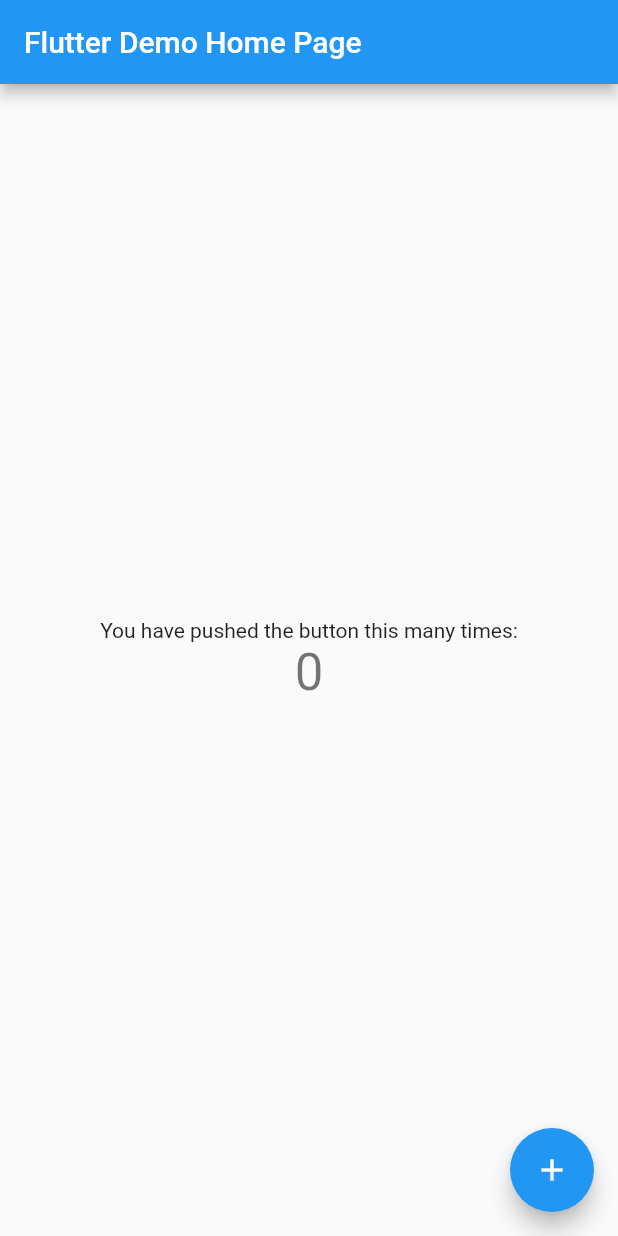
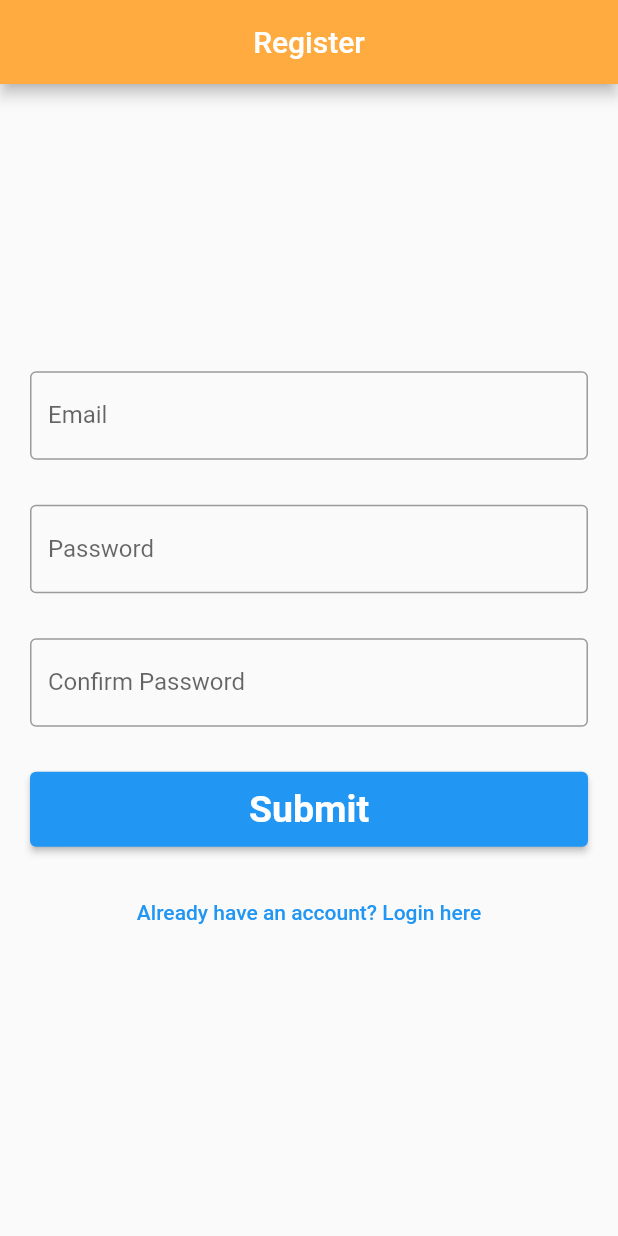
Before and after one commit to Madan57/flutter_firebase, a Flutter app: the screen it shows after launch, on a phone screen of 412 x 824 dp. Run offline on Flutter 3.47's test engine with Material 2 defaults, Android fonts, the light colour scheme and no system bars; our stand-ins replace firebase_core; accounts and stored records are empty.

Commit message:
added Register and Login UI

```diff
--- a/lib/main.dart
+++ b/lib/main.dart
@@ -1,5 +1,6 @@
 import 'package:firebase_core/firebase_core.dart';
 import 'package:flutter/material.dart';
+import 'package:flutter_firebase/screens/register_screen.dart';
 
 void main() async {
   WidgetsFlutterBinding.ensureInitialized();
@@ -12,20 +13,11 @@
   @override
   Widget build(BuildContext context) {
     return MaterialApp(
-      title: 'Flutter Demo',
+      title: 'Flutter Firebase',
       theme: ThemeData(
-        // This is the theme of your application.
-        //
-        // Try running your application with "flutter run". You'll see the
-        // application has a blue toolbar. Then, without quitting the app, try
-        // changing the primarySwatch below to Colors.green and then invoke
-        // "hot reload" (press "r" in the console where you ran "flutter run",
-        // or simply save your changes to "hot reload" in a Flutter IDE).
-        // Notice that the counter didn't reset back to zero; the application
-        // is not restarted.
         primarySwatch: Colors.blue,
       ),
-      home: MyHomePage(title: 'Flutter Demo Home Page'),
+      home: RegisterScreen(),
     );
   }
 }
--- /dev/null
+++ b/lib/screens/register_screen.dart
@@ -0,0 +1,73 @@
+import 'package:flutter/material.dart';
+import 'package:flutter_firebase/screens/login_screen.dart';
+
+class RegisterScreen extends StatelessWidget {
+  TextEditingController emailController = TextEditingController();
+  TextEditingController passwordController = TextEditingController();
+  TextEditingController confirmPasswordController = TextEditingController();
+
+  @override
+  Widget build(BuildContext context) {
+    return Scaffold(
+      appBar: AppBar(
+        title: Text('Register'),
+        centerTitle: true,
+        backgroundColor: Colors.orangeAccent,
+      ),
+      body: Padding(
+        padding: const EdgeInsets.all(20.0),
+        child: Column(
+          mainAxisAlignment: MainAxisAlignment.center,
+          children: [
+            TextField(
+              controller: emailController,
+              decoration: InputDecoration(
+                  labelText: "Email", border: OutlineInputBorder()),
+            ),
+            SizedBox(
+              height: 30,
+            ),
+            TextField(
+              obscureText: true,
+              controller: passwordController,
+              decoration: InputDecoration(
+                  labelText: "Password", border: OutlineInputBorder()),
+            ),
+            SizedBox(
+              height: 30,
+            ),
+            TextField(
+              obscureText: true,
+              controller: confirmPasswordController,
+              decoration: InputDecoration(
+                  labelText: "Confirm Password", border: OutlineInputBorder()),
+            ),
+            SizedBox(
+              height: 30,
+            ),
+            Container(
+              height: 50,
+              width: MediaQuery.of(context).size.width,
+              child: ElevatedButton(
+                onPressed: () async {},
+                child: Text(
+                  'Submit',
+                  style: TextStyle(fontSize: 25, fontWeight: FontWeight.bold),
+                ),
+              ),
+            ),
+            SizedBox(
+              height: 20,
+            ),
+            TextButton(
+                onPressed: () {
+                  Navigator.push(context,
+                      MaterialPageRoute(builder: (context) => LoginScreen()));
+                },
+                child: Text("Already have an account? Login here"))
+          ],
+        ),
+      ),
+    );
+  }
+}
```
Also changed, not shown: lib/screens/login_screen.dart (added, +51 -0 lines).
